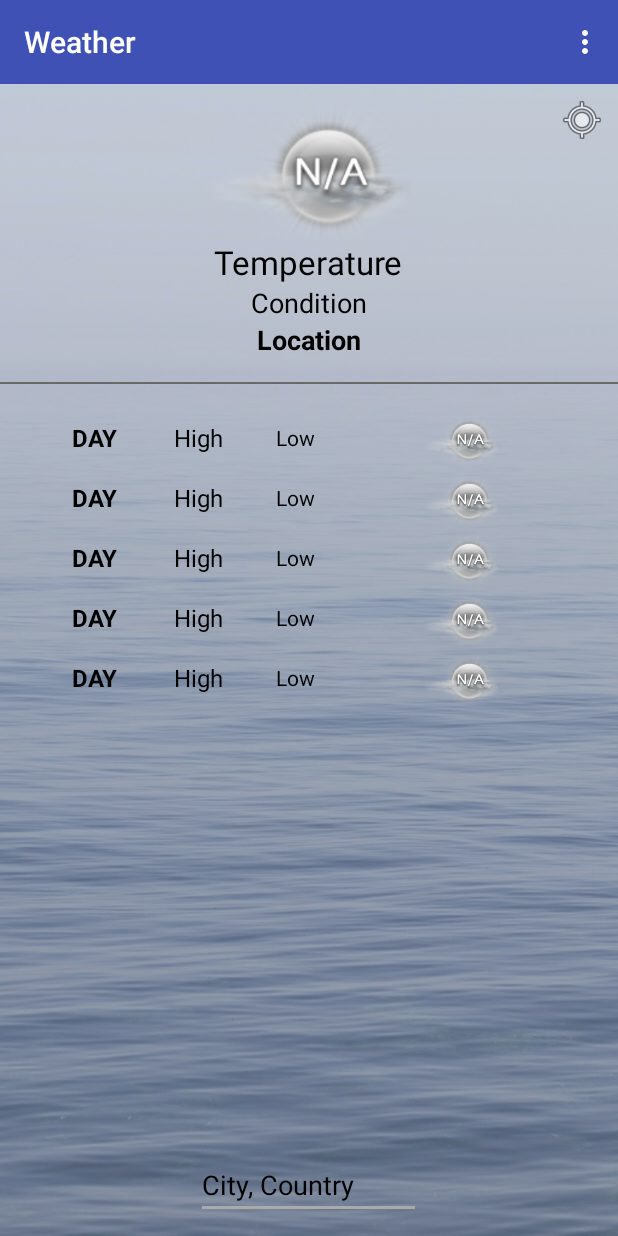
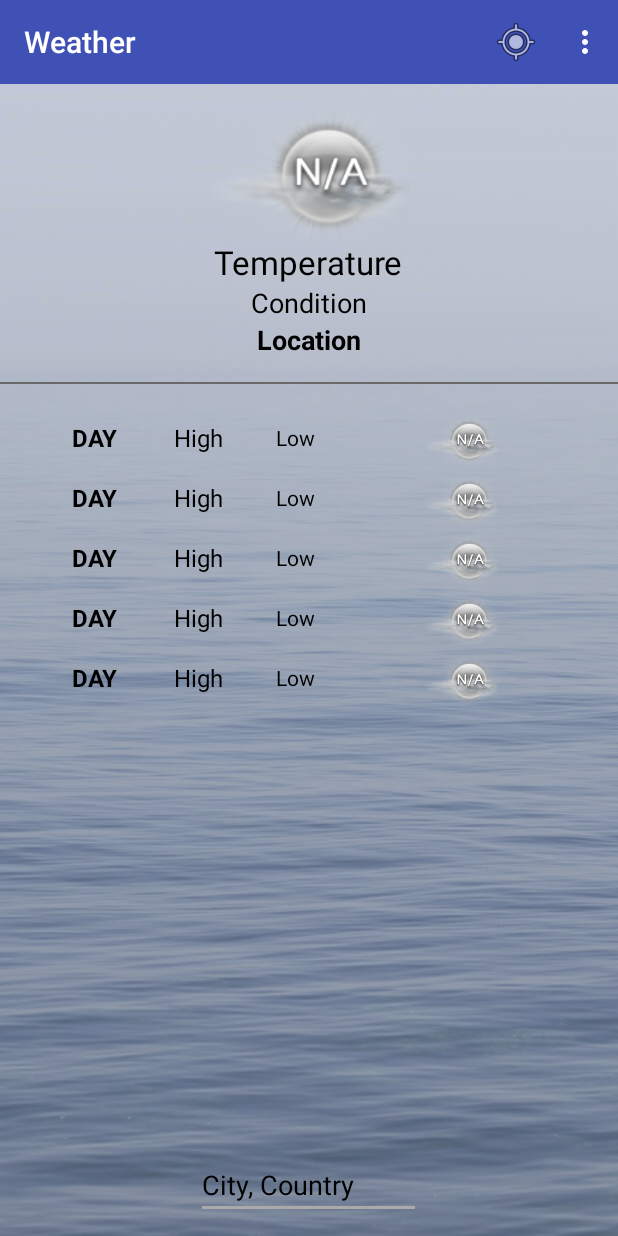
Before and after one commit to sun-xiaofeng/COMP90018-Project, an Android app: the screen it shows after launch (WeatherActivity), on a phone screen of 412 x 824 dp. Run offline under Robolectric (Android 15) with nearby library versions, the phone set to English and light mode, and no system bars.

Commit message:
Updated menu

```diff
--- a/app/src/main/java/comp90018/project2/weather/WeatherActivity.java
+++ b/app/src/main/java/comp90018/project2/weather/WeatherActivity.java
@@ -47,7 +47,6 @@ public class WeatherActivity extends AppCompatActivity implements WeatherService
     private TextView conditionTextView;
     private TextView locationTextView;
     private EditText searchEditText;
-    private ImageButton locationButton;
 
     private YahooWeatherService weatherService;
     private GeocodingService geocodingService;
@@ -81,15 +80,6 @@ public class WeatherActivity extends AppCompatActivity implements WeatherService
 
         Toolbar toolbar = (Toolbar) findViewById(R.id.toolbar_1);
         setSupportActionBar(toolbar);
-
-        locationButton = (ImageButton) findViewById(R.id.locationButton);
-        locationButton.setOnClickListener(new View.OnClickListener() {
-            @Override
-            public void onClick(View view) {
-                showLoadingDialog();
-                getWeatherForCurrentLocation();
-            }
-        });
 
 
         fragments = new ForecastFragment[FORECAST_DAYS];
@@ -229,12 +219,17 @@ public class WeatherActivity extends AppCompatActivity implements WeatherService
     @Override
     public boolean onCreateOptionsMenu(Menu menu) {
         getMenuInflater().inflate(R.menu.popup_menu, menu);
+        menu.findItem(R.id.locationItem).setVisible(true);
         return true;
     }
 
     @Override
     public boolean onOptionsItemSelected(MenuItem item) {
         switch (item.getItemId()) {
+            case R.id.locationItem:
+                showLoadingDialog();
+                getWeatherForCurrentLocation();
+                return true;
             case R.id.compassItem:
                 startCompassActivity();
                 return true;
--- a/app/src/main/res/layout/activity_weather.xml
+++ b/app/src/main/res/layout/activity_weather.xml
@@ -123,17 +123,6 @@
             tools:layout="@layout/fragment_weather_condition" />
     </LinearLayout>
 
-    <ImageButton
-        android:id="@+id/locationButton"
-        android:layout_width="wrap_content"
-        android:layout_height="wrap_content"
-        android:background="@android:color/transparent"
-        app:srcCompat="@android:drawable/ic_menu_mylocation"
-        android:layout_marginTop="8dp"
-        android:layout_marginEnd="8dp"
-        android:layout_alignParentEnd="true"
-        android:layout_below="@+id/toolbar_1" />
-
     <include
         android:id="@+id/toolbar_1"
         layout="@layout/toolbar"/>
--- a/app/src/main/res/menu/popup_menu.xml
+++ b/app/src/main/res/menu/popup_menu.xml
@@ -2,6 +2,11 @@
 <menu xmlns:app="http://schemas.android.com/apk/res-auto"
     xmlns:android="http://schemas.android.com/apk/res/android">
 
+    <item
+        android:id="@+id/locationItem"
+        android:icon="@android:drawable/ic_menu_mylocation"
+        android:visible="false"
+        app:showAsAction="always" />
     <item
         android:id="@+id/weatherItem"
         android:title="Weather" />
@@ -11,4 +16,5 @@
     <item
         android:id="@+id/aboutItem"
         android:title="About" />
+
 </menu>
```
